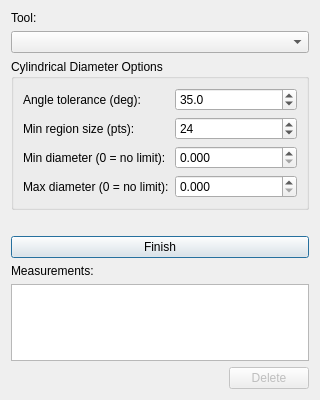
sharjith/ModelViewer-Qt, file ui/Measurement/MeasurementDialog.ui: the form before one commit.
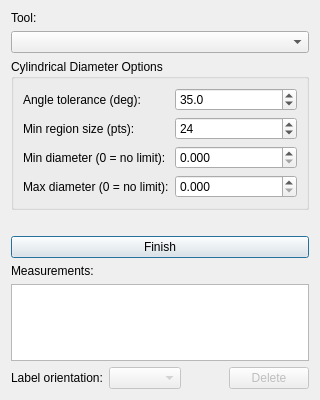
The form after the commit.

Commit message: Measurements/annotations: in-plane labels with a per-item label orientation

```diff
--- a/ui/Measurement/MeasurementDialog.ui
+++ b/ui/Measurement/MeasurementDialog.ui
@@ -169,6 +169,25 @@
    </item>
    <item>
     <layout class="QHBoxLayout" name="buttonRow">
+     <item>
+      <widget class="QLabel" name="orientationLabel">
+       <property name="text">
+        <string>Label orientation:</string>
+       </property>
+      </widget>
+     </item>
+     <item>
+      <widget class="QComboBox" name="orientationCombo">
+       <property name="enabled">
+        <bool>false</bool>
+       </property>
+       <property name="toolTip">
+        <string>Model plane: the label lies in the plane of the model that faced the view it was made from, and turns with the model.
+View plane: it lies in the plane of the camera view it was made from.
+Face camera: it always faces the screen.</string>
+       </property>
+      </widget>
+     </item>
      <item>
       <spacer name="buttonRowSpacer">
        <property name="orientation">
```
The commit also changes 17 other files.
